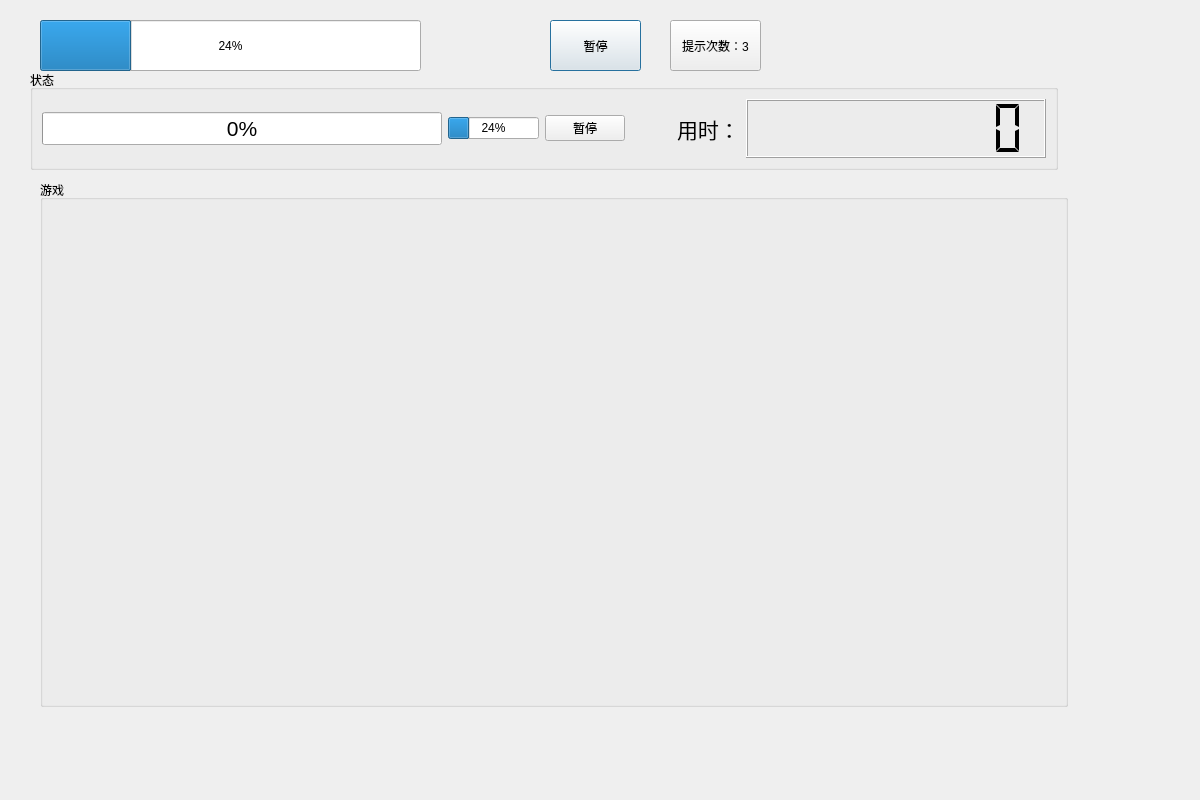
Old version of the form play.ui in the repository YTGhost/LLK.
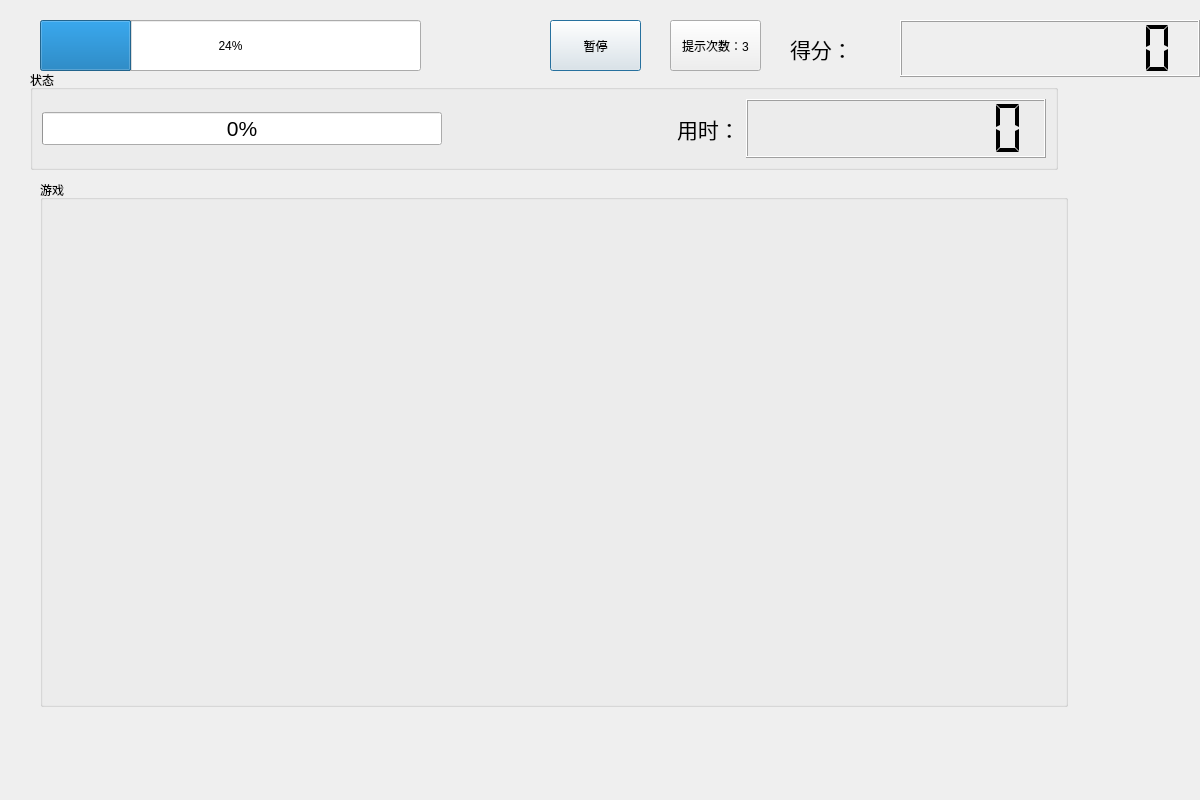
New version of the form.

Commit message: 添加得分、奖励时间功能

```diff
--- a/play.ui
+++ b/play.ui
@@ -84,20 +84,6 @@
         </property>
        </widget>
       </item>
-      <item>
-       <widget class="QProgressBar" name="timeBar_2">
-        <property name="value">
-         <number>24</number>
-        </property>
-       </widget>
-      </item>
-      <item>
-       <widget class="QPushButton" name="pauseBtn_2">
-        <property name="text">
-         <string>暂停</string>
-        </property>
-       </widget>
-      </item>
       <item>
        <spacer name="horizontalSpacer_3">
         <property name="orientation">
@@ -239,6 +225,51 @@
     <string>提示次数：3</string>
    </property>
   </widget>
+  <widget class="QLabel" name="label_3">
+   <property name="geometry">
+    <rect>
+     <x>790</x>
+     <y>20</y>
+     <width>63</width>
+     <height>57</height>
+    </rect>
+   </property>
+   <property name="font">
+    <font>
+     <pointsize>16</pointsize>
+    </font>
+   </property>
+   <property name="text">
+    <string>得分：</string>
+   </property>
+  </widget>
+  <widget class="QLCDNumber" name="lcdNumber_2">
+   <property name="geometry">
+    <rect>
+     <x>900</x>
+     <y>20</y>
+     <width>300</width>
+     <height>57</height>
+    </rect>
+   </property>
+   <property name="minimumSize">
+    <size>
+     <width>300</width>
+     <height>0</height>
+    </size>
+   </property>
+   <property name="font">
+    <font>
+     <pointsize>16</pointsize>
+    </font>
+   </property>
+   <property name="digitCount">
+    <number>9</number>
+   </property>
+   <property name="segmentStyle">
+    <enum>QLCDNumber::Flat</enum>
+   </property>
+  </widget>
  </widget>
  <resources/>
  <connections/>
```
The commit also changes 4 other files.
